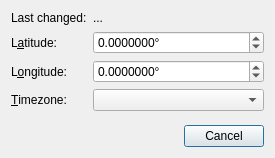
This is app/ui/gsinfo.ui in KrakSat-2016/kraksat-receiver as Qt 5 draws it before an edit. The edited form follows.
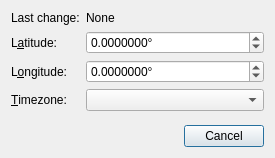
This is the edited form.

Commit message: Label text change in GSInfo dialog

Diff of the .ui file:
```diff
--- a/app/ui/gsinfo.ui
+++ b/app/ui/gsinfo.ui
@@ -96,7 +96,7 @@
      <item row="0" column="0">
       <widget class="QLabel" name="label_4">
        <property name="text">
-        <string>Last changed:</string>
+        <string>Last change:</string>
        </property>
       </widget>
      </item>
@@ -106,7 +106,7 @@
         <string>Timestamp of the last change (in your local timezone)</string>
        </property>
        <property name="text">
-        <string>...</string>
+        <string>None</string>
        </property>
       </widget>
      </item>
```
